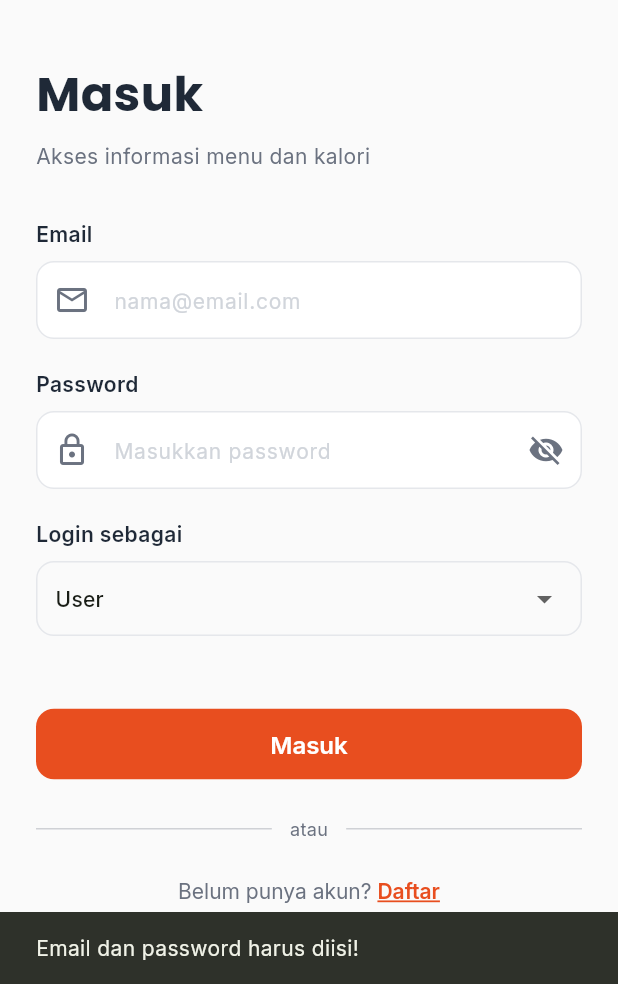
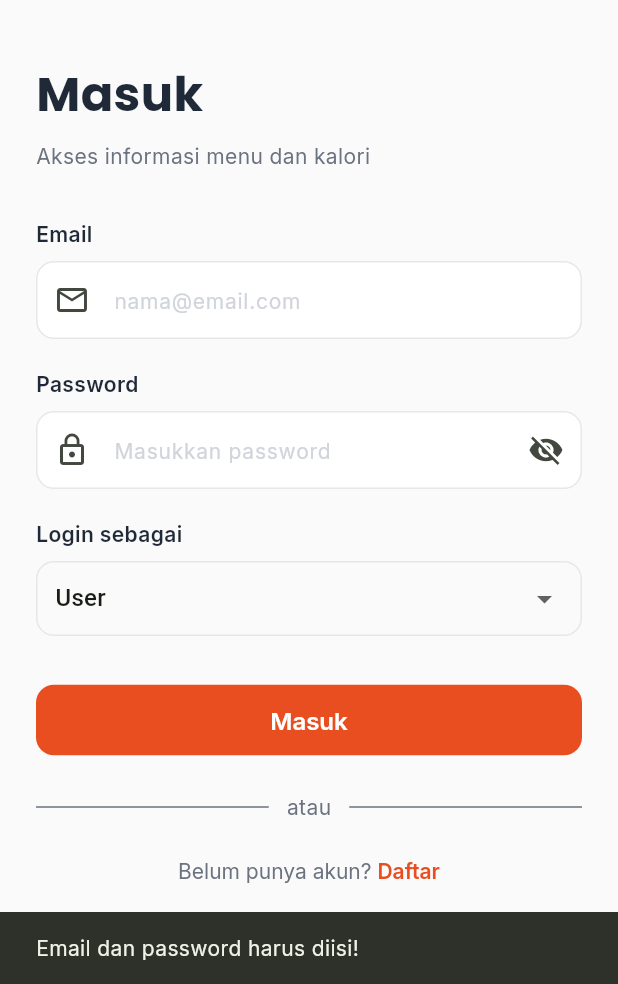
Before and after one commit to RisfiAnggraeni/project_akhir_mola_kelompok3, a Flutter app: the screen it shows after launch, after a tap on "Masuk", on a phone screen of 412 x 824 dp, the part 252-1236 px from its top. Run offline on Flutter 3.47's test engine with Material 3 defaults, Android fonts, the phone set to English and light mode, and no system bars; our stand-ins replace firebase_auth, firebase_core, google_fonts, image_picker, shared_preferences; accounts and stored records are empty.

Commit message:
Update cahya

```diff
--- a/lib/main.dart
+++ b/lib/main.dart
@@ -1,10 +1,17 @@
 import 'package:flutter/material.dart';
+import 'package:firebase_core/firebase_core.dart';
+import 'firebase_options.dart';
+
 import 'screens/splash_screen.dart';
 import 'screens/login_screen.dart';
 import 'screens/main_navigation.dart';
 import 'utils/theme.dart';
 
-void main() {
+void main() async {
+  WidgetsFlutterBinding.ensureInitialized();
+  await Firebase.initializeApp(
+    options: DefaultFirebaseOptions.currentPlatform,
+  );
   runApp(const MyApp());
 }
 
@@ -20,7 +27,7 @@ class MyApp extends StatelessWidget {
       home: const SplashScreen(),
       routes: {
         '/login': (context) => const LoginScreen(),
-        '/main': (context) => const MainNavigation(), // navigasi utama
+        '/main': (context) => const MainNavigation(),
       },
     );
   }
--- a/lib/screens/login_screen.dart
+++ b/lib/screens/login_screen.dart
@@ -3,6 +3,8 @@ import 'package:flutter/gestures.dart';
 import 'dart:convert';
 import 'package:shared_preferences/shared_preferences.dart';
 import 'package:google_fonts/google_fonts.dart';
+import 'package:firebase_auth/firebase_auth.dart';
+
 import 'main_navigation.dart';
 import 'register_screen.dart';
 import 'admin_dashboard.dart';
@@ -18,11 +20,11 @@ class LoginScreen extends StatefulWidget {
 class _LoginScreenState extends State<LoginScreen> {
   final TextEditingController _emailController = TextEditingController();
   final TextEditingController _passwordController = TextEditingController();
+
   String _selectedRole = 'user';
   bool _obscurePassword = true;
   bool _rememberMe = false;
 
-  // Admin credentials yang sudah tersimpan
   static const List<Map<String, String>> _defaultAdmins = [
     {'email': 'admin1@email.com', 'password': 'admin123', 'name': 'Admin 1'},
     {'email': 'nailacahya580@gmail.com', 'password': '123456', 'name': 'cahya nayla'},
@@ -38,16 +40,14 @@ class _LoginScreenState extends State<LoginScreen> {
   Future<void> _initializeAdmins() async {
     final prefs = await SharedPreferences.getInstance();
 
-    // Cek apakah admin sudah tersimpan
-    final adminsJson = prefs.getString('admins');
-    if (adminsJson == null) {
-      // Simpan admin default jika belum ada
+    if (!prefs.containsKey('admins')) {
       await prefs.setString('admins', jsonEncode(_defaultAdmins));
     }
   }
 
   Future<void> _loadSavedLogin() async {
     final prefs = await SharedPreferences.getInstance();
+
     final savedEmail = prefs.getString('saved_admin_email');
     final savedPassword = prefs.getString('saved_admin_password');
 
@@ -71,37 +71,30 @@ class _LoginScreenState extends State<LoginScreen> {
 
     final prefs = await SharedPreferences.getInstance();
 
+    // =======================
+    // LOGIN ADMIN (LOCAL)
+    // =======================
     if (_selectedRole == 'admin') {
-      // Check admin credentials
       final adminsJson = prefs.getString('admins');
       List admins = [];
-      if (adminsJson != null) {
+
       try {
-          admins = jsonDecode(adminsJson);
+        admins = adminsJson != null ? jsonDecode(adminsJson) : _defaultAdmins;
       } catch (_) {
         admins = _defaultAdmins;
       }
-      } else {
-        admins = _defaultAdmins;
-      }
 
-      final matchedAdmin = admins.firstWhere(
-        (a) =>
+      final matchedAdmin = admins.where((a) =>
           a['email'] == _emailController.text &&
-            a['password'] == _passwordController.text,
-        orElse: () => null,
-      );
+          a['password'] == _passwordController.text).toList();
 
-      if (matchedAdmin == null) {
-        if (mounted) {
+      if (matchedAdmin.isEmpty) {
         ScaffoldMessenger.of(context).showSnackBar(
           const SnackBar(content: Text('Email atau password admin salah!')),
         );
-        }
         return;
       }
 
-      // Simpan login jika remember me diaktifkan
       if (_rememberMe) {
         await prefs.setString('saved_admin_email', _emailController.text);
         await prefs.setString('saved_admin_password', _passwordController.text);
@@ -110,7 +103,6 @@ class _LoginScreenState extends State<LoginScreen> {
         await prefs.remove('saved_admin_password');
       }
 
-      // Set session current user
       await prefs.setString('current_user_email', _emailController.text);
       await prefs.setString('current_user_role', 'admin');
 
@@ -120,71 +112,18 @@ class _LoginScreenState extends State<LoginScreen> {
           MaterialPageRoute(builder: (context) => const AdminDashboard()),
         );
       }
-    } else {
-      // Check user credentials
-      final usersJson = prefs.getString('users');
-      List users = [];
-      if (usersJson != null) {
-        try {
-          users = jsonDecode(usersJson);
-        } catch (_) {
-          users = [];
-        }
-      }
-
-      final matched = users.firstWhere(
-        (u) =>
-            u['email'] == _emailController.text &&
-            u['password'] == _passwordController.text,
-        orElse: () => null,
-      );
-      if (matched == null) {
-        // Check if email exists at all
-        final exists = users.any((u) => u['email'] == _emailController.text);
-        if (!exists) {
-          // Offer to register with this email
-          if (mounted) {
-            showDialog(
-              context: context,
-              builder: (context) => AlertDialog(
-                title: Text('Akun tidak ditemukan', style: GoogleFonts.poppins(fontWeight: FontWeight.w600)),
-                content: Text('Email belum terdaftar. Ingin mendaftar sekarang?', style: GoogleFonts.inter()),
-                actions: [
-                  TextButton(
-                    onPressed: () => Navigator.pop(context),
-                    child: Text('Batal', style: GoogleFonts.inter()),
-                  ),
-                  TextButton(
-                    onPressed: () {
-                      Navigator.pop(context);
-                      Navigator.push(
-                        context,
-                        MaterialPageRoute(
-                          builder: (context) => RegisterScreen(
-                            initialEmail: _emailController.text,
-                            initialPassword: _passwordController.text,
-                          ),
-                        ),
-                      );
-                    },
-                    child: Text('Daftar', style: GoogleFonts.inter(fontWeight: FontWeight.w600)),
-                  ),
-                ],
-              ),
-            );
-          }
       return;
     }
 
-        if (mounted) {
-          ScaffoldMessenger.of(context).showSnackBar(
-            const SnackBar(content: Text('Email atau password salah!')),
+    // =======================
+    // LOGIN USER (FIREBASE)
+    // =======================
+    try {
+      await FirebaseAuth.instance.signInWithEmailAndPassword(
+        email: _emailController.text.trim(),
+        password: _passwordController.text.trim(),
       );
-        }
-        return;
-      }
 
-      // Set session current user
       await prefs.setString('current_user_email', _emailController.text);
       await prefs.setString('current_user_role', 'user');
 
@@ -194,6 +133,13 @@ class _LoginScreenState extends State<LoginScreen> {
           MaterialPageRoute(builder: (context) => const MainNavigation()),
         );
       }
+    } catch (_) {
+      ScaffoldMessenger.of(context).showSnackBar(
+        const SnackBar(
+          content: Text("Email atau password salah"),
+          backgroundColor: Colors.red,
+        ),
+      );
     }
   }
 
@@ -213,7 +159,7 @@ class _LoginScreenState extends State<LoginScreen> {
         child: Column(
           crossAxisAlignment: CrossAxisAlignment.stretch,
           children: [
-            // Logo
+            // HEADER IMAGE
             Container(
               height: 120,
               decoration: BoxDecoration(
@@ -225,23 +171,12 @@ class _LoginScreenState extends State<LoginScreen> {
                 child: Image.asset(
                   'assets/images/healthy.jpeg',
                   fit: BoxFit.cover,
-                  errorBuilder: (context, error, stackTrace) {
-                    return Container(
-                      color: AppTheme.primaryColor,
-                      child: const Icon(
-                        Icons.restaurant,
-                        size: 60,
-                        color: Colors.white,
-                      ),
-                    );
-                  },
                 ),
               ),
             ),
 
             const SizedBox(height: 40),
 
-            // Judul
             Text(
               'Masuk',
               style: GoogleFonts.poppins(
@@ -250,63 +185,66 @@ class _LoginScreenState extends State<LoginScreen> {
                 color: AppTheme.textDark,
               ),
             ),
+
             const SizedBox(height: 8),
+
             Text(
               'Akses informasi menu dan kalori',
               style: GoogleFonts.inter(
                 fontSize: 14,
-                fontWeight: FontWeight.w400,
                 color: AppTheme.textLight,
               ),
             ),
 
             const SizedBox(height: 32),
 
-            // Email Input
+            // EMAIL
             Text(
-              'Email',
+              "Email",
               style: GoogleFonts.inter(
                 fontSize: 14,
                 fontWeight: FontWeight.w600,
                 color: AppTheme.textDark,
               ),
             ),
+
             const SizedBox(height: 8),
+
             TextField(
               controller: _emailController,
-              decoration: InputDecoration(
+              decoration: const InputDecoration(
                 hintText: 'nama@email.com',
-                prefixIcon: const Icon(Icons.email_outlined),
-                prefixIconColor: AppTheme.textLight,
+                prefixIcon: Icon(Icons.email_outlined),
               ),
             ),
 
             const SizedBox(height: 20),
 
-            // Password Input
+            // PASSWORD
             Text(
-              'Password',
+              "Password",
               style: GoogleFonts.inter(
                 fontSize: 14,
                 fontWeight: FontWeight.w600,
                 color: AppTheme.textDark,
               ),
             ),
+
             const SizedBox(height: 8),
+
             TextField(
               controller: _passwordController,
               obscureText: _obscurePassword,
               decoration: InputDecoration(
                 hintText: 'Masukkan password',
                 prefixIcon: const Icon(Icons.lock_outline),
-                prefixIconColor: AppTheme.textLight,
                 suffixIcon: IconButton(
                   icon: Icon(
-                    _obscurePassword ? Icons.visibility_off : Icons.visibility,
-                    color: AppTheme.textLight,
-                  ),
+                      _obscurePassword ? Icons.visibility_off : Icons.visibility),
                   onPressed: () {
-                    setState(() => _obscurePassword = !_obscurePassword);
+                    setState(() {
+                      _obscurePassword = !_obscurePassword;
+                    });
                   },
                 ),
               ),
@@ -314,83 +252,64 @@ class _LoginScreenState extends State<LoginScreen> {
 
             const SizedBox(height: 20),
 
-            // Role Selection
+            // ROLE DROPDOWN
             Text(
-              'Login sebagai',
+              "Login sebagai",
               style: GoogleFonts.inter(
                 fontSize: 14,
                 fontWeight: FontWeight.w600,
                 color: AppTheme.textDark,
               ),
             ),
+
             const SizedBox(height: 8),
+
             Container(
+              padding: const EdgeInsets.symmetric(horizontal: 12),
               decoration: BoxDecoration(
                 border: Border.all(color: const Color(0xFFE5E7EB)),
                 borderRadius: BorderRadius.circular(12),
               ),
-              padding: const EdgeInsets.symmetric(horizontal: 12),
               child: DropdownButton<String>(
                 value: _selectedRole,
                 isExpanded: true,
                 underline: const SizedBox(),
-                items: [
-                  DropdownMenuItem(
-                    value: 'user',
-                    child: Text(
-                      'User',
-                      style: GoogleFonts.inter(
-                        fontSize: 14,
-                        fontWeight: FontWeight.w500,
-                      ),
-                    ),
-                  ),
-                  DropdownMenuItem(
-                    value: 'admin',
-                    child: Text(
-                      'Admin',
-                      style: GoogleFonts.inter(
-                        fontSize: 14,
-                        fontWeight: FontWeight.w500,
-                      ),
-                    ),
-                  ),
+                items: const [
+                  DropdownMenuItem(value: 'user', child: Text('User')),
+                  DropdownMenuItem(value: 'admin', child: Text('Admin')),
                 ],
-                onChanged: (v) => setState(() => _selectedRole = v ?? 'user'),
+                onChanged: (v) {
+                  setState(() {
+                    _selectedRole = v!;
+                  });
+                },
               ),
             ),
 
+            if (_selectedRole == 'admin') ...[
               const SizedBox(height: 16),
-
-            // Remember Me Checkbox (hanya untuk admin)
-            if (_selectedRole == 'admin')
               Row(
                 children: [
                   Checkbox(
                     value: _rememberMe,
-                    onChanged: (value) {
-                      setState(() => _rememberMe = value ?? false);
+                    onChanged: (v) {
+                      setState(() {
+                        _rememberMe = v ?? false;
+                      });
                     },
-                    activeColor: AppTheme.primaryColor,
                   ),
-                  Text(
-                    'Ingat saya',
-                    style: GoogleFonts.inter(
-                      fontSize: 14,
-                      fontWeight: FontWeight.w500,
-                      color: AppTheme.textDark,
-                    ),
-                  ),
+                  const Text("Ingat saya"),
                 ],
-              ),
+              )
+            ],
 
             const SizedBox(height: 32),
 
-            // Login Button
+            // BUTTON LOGIN
             ElevatedButton(
               onPressed: _handleLogin,
               child: Text(
-                'Masuk',
+                "Masuk",
                 style: GoogleFonts.inter(
                   fontSize: 16,
                   fontWeight: FontWeight.w600,
@@ -401,64 +320,46 @@ class _LoginScreenState extends State<LoginScreen> {
 
             const SizedBox(height: 24),
 
-            // Divider
             Row(
               children: [
-                Expanded(
-                  child: Divider(color: AppTheme.textLight.withAlpha(77)),
-                ),
-                Padding(
-                  padding: const EdgeInsets.symmetric(horizontal: 12),
-                  child: Text(
-                    'atau',
-                    style: GoogleFonts.inter(
-                      fontSize: 12,
-                      color: AppTheme.textLight,
-                    ),
-                  ),
-                ),
-                Expanded(
-                  child: Divider(color: AppTheme.textLight.withAlpha(77)),
-                ),
+                Expanded(child: Divider(color: AppTheme.textLight)),
+                const SizedBox(width: 12),
+                Text("atau",
+                    style: GoogleFonts.inter(color: AppTheme.textLight)),
+                const SizedBox(width: 12),
+                Expanded(child: Divider(color: AppTheme.textLight)),
               ],
             ),
 
             const SizedBox(height: 24),
 
-            // Register Link
             Center(
               child: RichText(
                 text: TextSpan(
                   children: [
                     TextSpan(
                       text: 'Belum punya akun? ',
-                      style: GoogleFonts.inter(
-                        fontSize: 14,
-                        color: AppTheme.textLight,
-                      ),
+                      style: GoogleFonts.inter(color: AppTheme.textLight),
                     ),
                     TextSpan(
                       text: 'Daftar',
                       style: GoogleFonts.inter(
-                        fontSize: 14,
+                        color: AppTheme.accentColor,
                         fontWeight: FontWeight.w600,
-                        color: AppTheme.accentColor,
-                        decoration: TextDecoration.underline,
                       ),
                       recognizer: TapGestureRecognizer()
                         ..onTap = () {
                           Navigator.push(
                             context,
                             MaterialPageRoute(
-                              builder: (context) => const RegisterScreen(),
-                            ),
+                                builder: (context) => const RegisterScreen()),
                           );
                         },
                     ),
                   ],
                 ),
               ),
-            ),
+            )
           ],
         ),
       ),
--- a/pubspec.yaml
+++ b/pubspec.yaml
@@ -37,6 +37,8 @@ dependencies:
   shared_preferences: ^2.2.0
   google_fonts: ^6.1.0
   image_picker: ^1.0.8
+  firebase_core: ^3.0.0
+  firebase_auth: ^5.1.0
 
 dev_dependencies:
   flutter_test:
```
Also changed, not shown: lib/screens/register_screen.dart (+59 -69 lines), firebase.json (added), lib/firebase_options.dart (added), pubspec.lock, 2 other files. Lines whose indentation alone changed are shown as unchanged.
